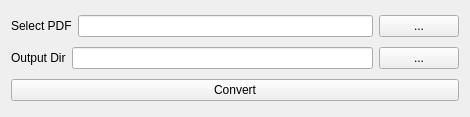
Before: the Qt Designer form qt5/pdf2images/widget.ui in l2m2/pdf2images, drawn with Qt 5.
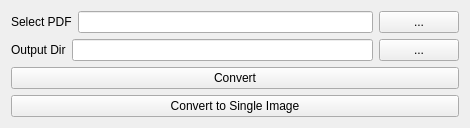
After: the same form once the commit is applied.

Commit message: 增加将PDF转换成一张长图的功能

What changed in the file:
```diff
--- a/qt5/pdf2images/widget.ui
+++ b/qt5/pdf2images/widget.ui
@@ -67,6 +67,13 @@
      </property>
     </widget>
    </item>
+   <item>
+    <widget class="QPushButton" name="convertToSingleImageBtn">
+     <property name="text">
+      <string>Convert to Single Image</string>
+     </property>
+    </widget>
+   </item>
   </layout>
  </widget>
  <resources/>
```
The commit also changes 2 other files.
